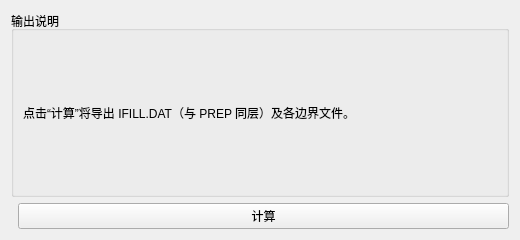
Qt form plugins/Base_Slover/StressStrainWidget.ui (asd977/base_cae) before a commit.
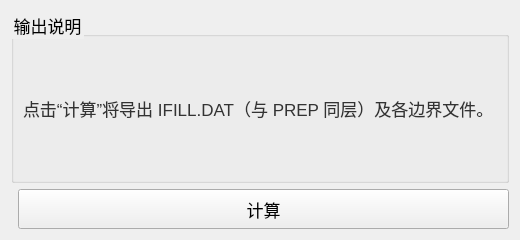
The same form after that commit. Icons and pictures are not drawn.

Commit message: style: switch custom control arrows from png to svg

The edit to the form file:
```diff
--- a/plugins/Base_Slover/StressStrainWidget.ui
+++ b/plugins/Base_Slover/StressStrainWidget.ui
@@ -13,6 +13,104 @@
   <property name="windowTitle">
    <string>应力应变分析</string>
   </property>
+  <property name="styleSheet">
+   <string notr="true">QWidget{
+font-family: &quot;Microsoft YaHei&quot;, &quot;微软雅黑&quot;;
+}
+QPushButton {
+    font-size: 17px;
+    min-height: 32px;
+}
+QPushButton#pushButton {
+    background-color: rgb(224, 233, 244);
+    border-width: 1px;
+    border-color: rgb(121, 121, 121);
+    border-style: solid;
+    min-height: 33px;
+    border-top: 1px solid rgb(169, 169, 169);
+    border-bottom: 1px solid rgb(169, 169, 169);
+    border-left: none;
+    border-right: none;
+    text-align: left;
+    padding-left: 15px;
+    font-size: 17px;
+}
+QLabel {
+    font-size: 17px;
+    color: rgb(51, 51, 51);
+}
+QLabel#pageNameLabel {
+    font-size: 20px;
+    padding-left: 9px;
+    color: rgb(53, 103, 147);
+}
+QLineEdit, QTextEdit, QPlainTextEdit, QSpinBox, QDoubleSpinBox, QDateTimeEdit {
+    border: 1px solid rgb(200, 200, 200);
+    border-radius: 2px;
+    font-size: 17px;
+    min-height: 30px;
+}
+QLineEdit:focus, QTextEdit:focus, QPlainTextEdit:focus,
+QSpinBox:focus, QDoubleSpinBox:focus, QDateTimeEdit:focus {
+    border-color: rgb(100, 100, 255);
+    outline: none;
+}
+QComboBox {
+    font-size: 17px;
+    color: rgb(51, 51, 51);
+    padding-left: 6px;
+    background: rgb(240, 240, 240);
+    border: 1px solid rgb(169, 169, 169);
+    border-radius: 3px;
+    min-height: 30px;
+}
+QComboBox::drop-down {
+    subcontrol-origin: padding;
+    subcontrol-position: top right;
+    width: 20px;
+    background: rgb(240, 240, 240);
+    border-left: 1px solid rgb(190, 190, 190);
+}
+QComboBox::down-arrow {
+    image: url(:/resources/arrow_down_drawn.svg);
+    width: 12px;
+    height: 12px;
+}
+QSpinBox::up-button, QDoubleSpinBox::up-button {
+    subcontrol-origin: border;
+    subcontrol-position: top right;
+    width: 18px;
+    border-left: 1px solid rgb(190, 190, 190);
+    border-bottom: 1px solid rgb(210, 210, 210);
+    background: rgb(240, 240, 240);
+}
+QSpinBox::down-button, QDoubleSpinBox::down-button {
+    subcontrol-origin: border;
+    subcontrol-position: bottom right;
+    width: 18px;
+    border-left: 1px solid rgb(190, 190, 190);
+    background: rgb(240, 240, 240);
+}
+QSpinBox::up-arrow, QDoubleSpinBox::up-arrow {
+    image: url(:/resources/arrow_up_drawn.svg);
+    width: 10px;
+    height: 10px;
+}
+QSpinBox::down-arrow, QDoubleSpinBox::down-arrow {
+    image: url(:/resources/arrow_down_drawn.svg);
+    width: 10px;
+    height: 10px;
+}
+QRadioButton, QCheckBox, QGroupBox {
+    font-size: 17px;
+}
+QTableWidget, QTreeWidget, QListWidget {
+    font-size: 16px;
+    gridline-color: rgb(210, 210, 210);
+}
+
+</string>
+  </property>
   <layout class="QVBoxLayout" name="verticalLayout">
    <item>
     <widget class="QGroupBox" name="groupBoxInfo">
```
The commit also changes 45 other files.
